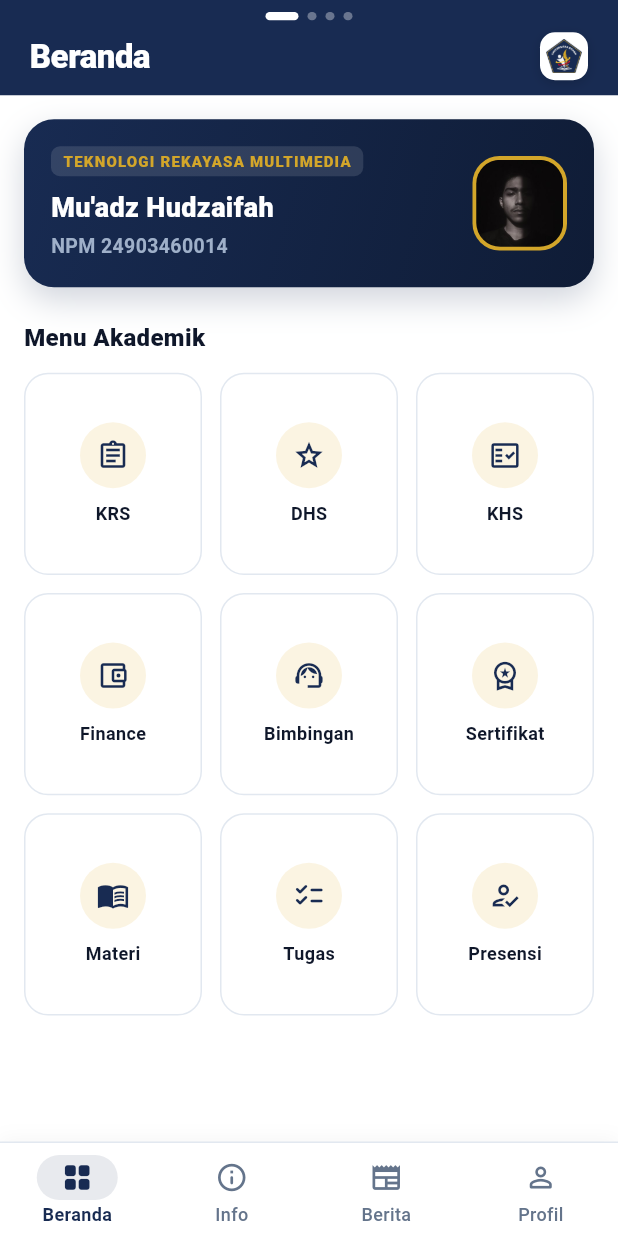
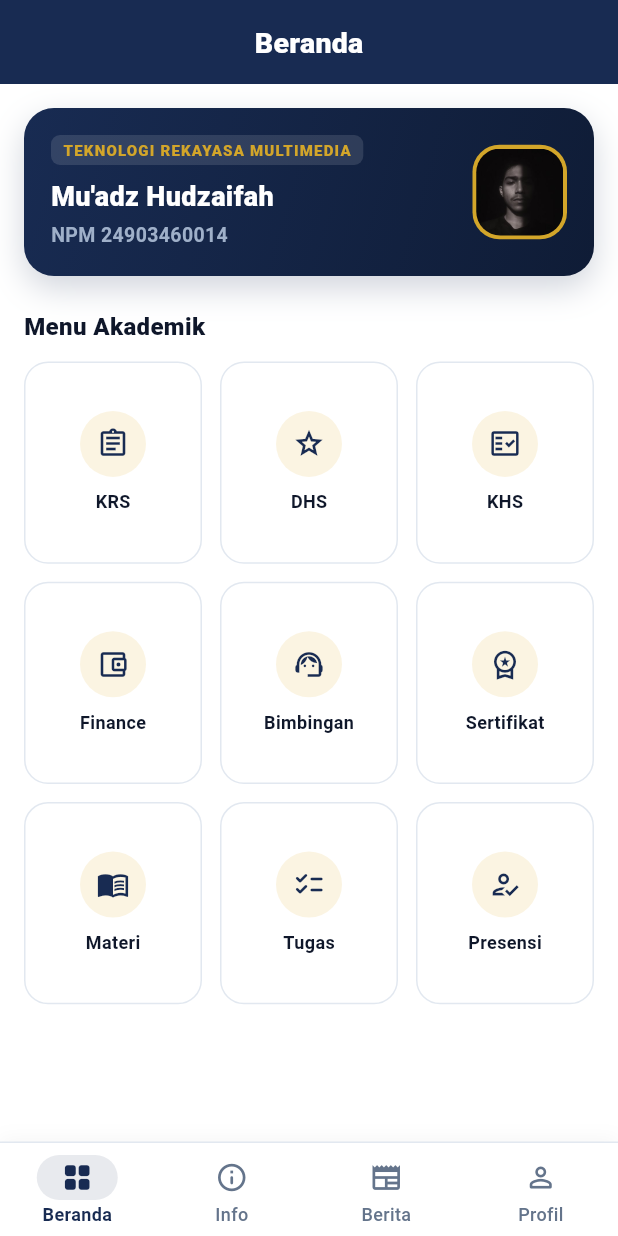
Before and after one commit to muadzhdz/bas, a Flutter app: the MainShell screen opened directly with empty values, on a phone screen of 412 x 824 dp. Run offline on Flutter 3.47's test engine with Material 3 defaults, Android fonts, the phone set to English and light mode, and no system bars.

Commit message:
feat(ui): clean header with centered title, remove dots indicator and logo

```diff
--- a/lib/screens/main_shell.dart
+++ b/lib/screens/main_shell.dart
@@ -18,59 +18,6 @@ class _ShellNavItem {
     required this.selectedIcon,
     required this.label,
   });
-}
-
-class HeaderDotsIndicator extends StatelessWidget {
-  final PageController controller;
-  final int count;
-  final int currentIndex;
-
-  const HeaderDotsIndicator({
-    super.key,
-    required this.controller,
-    required this.count,
-    required this.currentIndex,
-  });
-
-  @override
-  Widget build(BuildContext context) {
-    return AnimatedBuilder(
-      animation: controller,
-      builder: (context, _) {
-        double page = currentIndex.toDouble();
-        if (controller.hasClients && controller.position.hasContentDimensions) {
-          page = controller.page ?? currentIndex.toDouble();
-        }
-
-        return Row(
-          mainAxisSize: MainAxisSize.min,
-          children: List.generate(count, (index) {
-            // Jarak continuous page ke index saat swipe
-            final double distance = (page - index).abs().clamp(0.0, 1.0);
-            final double t = 1.0 - distance; // 1.0 saat aktif, 0.0 saat jauh
-
-            // Active pill: lebar 22.0, inactive dot: lebar 6.0
-            final double width = 6.0 + (16.0 * t);
-            final Color color = Color.lerp(
-              Colors.white.withValues(alpha: 0.35),
-              Colors.white,
-              t,
-            )!;
-
-            return Container(
-              margin: const EdgeInsets.symmetric(horizontal: 3),
-              width: width,
-              height: 5.5,
-              decoration: BoxDecoration(
-                color: color,
-                borderRadius: BorderRadius.circular(3),
-              ),
-            );
-          }),
-        );
-      },
-    );
-  }
 }
 
 class MainShell extends StatefulWidget {
@@ -173,35 +120,13 @@ class _MainShellState extends State<MainShell> {
 
     return Scaffold(
       backgroundColor: AppColors.white,
-      appBar: PreferredSize(
-        preferredSize: const Size.fromHeight(74),
-        child: Container(
-          color: AppColors.navy,
-          child: SafeArea(
-            bottom: false,
-            child: Column(
-              mainAxisSize: MainAxisSize.min,
-              children: [
-                // Baris Atas: Dots Indicator tepat di tengah
-                Padding(
-                  padding: const EdgeInsets.only(top: 8, bottom: 6),
-                  child: Center(
-                    child: HeaderDotsIndicator(
-                      controller: _pageController,
-                      count: _pageTitles.length,
-                      currentIndex: _currentIndex,
-                    ),
-                  ),
-                ),
-
-                // Baris Bawah: Judul halaman rata kiri & logo Boash di kanan
-                Padding(
-                  padding: const EdgeInsets.fromLTRB(20, 2, 20, 10),
-                  child: Row(
-                    mainAxisAlignment: MainAxisAlignment.spaceBetween,
-                    crossAxisAlignment: CrossAxisAlignment.center,
-                    children: [
-                      AnimatedSwitcher(
+      appBar: AppBar(
+        backgroundColor: AppColors.navy,
+        foregroundColor: AppColors.white,
+        elevation: 0,
+        scrolledUnderElevation: 0,
+        centerTitle: true,
+        title: AnimatedSwitcher(
           duration: const Duration(milliseconds: 200),
           transitionBuilder: (child, animation) => FadeTransition(
             opacity: animation,
@@ -212,36 +137,9 @@ class _MainShellState extends State<MainShell> {
             key: ValueKey<int>(_currentIndex),
             style: const TextStyle(
               color: AppColors.white,
-                            fontSize: 22,
-                            fontWeight: FontWeight.w900,
-                            letterSpacing: -0.3,
-                          ),
-                        ),
-                      ),
-                      Container(
-                        width: 32,
-                        height: 32,
-                        padding: const EdgeInsets.all(4),
-                        decoration: BoxDecoration(
-                          color: AppColors.white,
-                          borderRadius: BorderRadius.circular(10),
-                          boxShadow: [
-                            BoxShadow(
-                              color: Colors.black.withValues(alpha: 0.15),
-                              blurRadius: 6,
-                              offset: const Offset(0, 2),
-                            ),
-                          ],
-                        ),
-                        child: Image.asset(
-                          'assets/images/boash.png',
-                          fit: BoxFit.contain,
-                        ),
-                      ),
-                    ],
-                  ),
-                ),
-              ],
+              fontSize: 19,
+              fontWeight: FontWeight.w800,
+              letterSpacing: 0.2,
             ),
           ),
         ),
```
Lines whose indentation alone changed are shown as unchanged.
